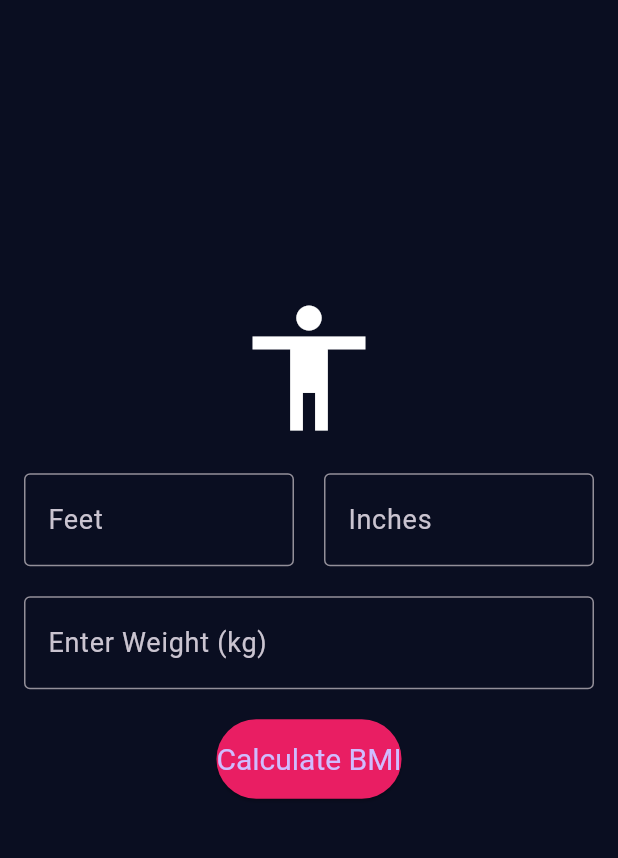
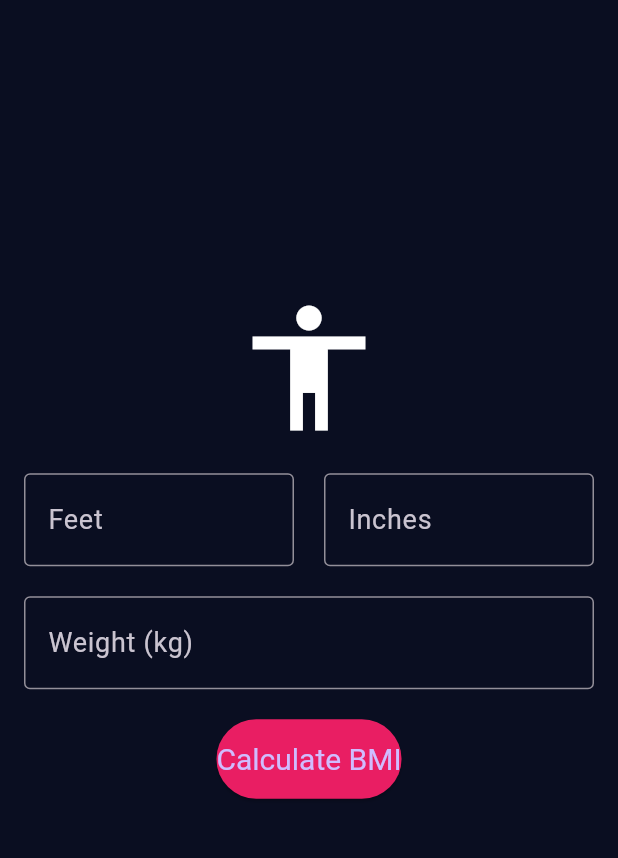
Before and after one commit to sakarpaudel/bmi_calculator, a Flutter app: the screen it shows after launch, on a phone screen of 412 x 824 dp, the part 84-942 px from its top. Run offline on Flutter 3.47's test engine with Material 3 defaults, Android fonts, the phone set to English and light mode, and no system bars.

Commit message:
Code: Optimization

```diff
--- a/lib/main.dart
+++ b/lib/main.dart
@@ -32,9 +32,8 @@
 
   void calculateBMI() {
     try {
-      if (heightFeetController.text.isEmpty ||
-          heightInchesController.text.isEmpty ||
-          weightKgController.text.isEmpty) {
+      if ([heightFeetController, heightInchesController, weightKgController]
+          .any((controller) => controller.text.isEmpty)) {
         throw Exception("Please enter all values for height and weight.");
       }
 
@@ -46,12 +45,12 @@
         throw Exception("Height and weight must be positive values.");
       }
 
-      double heightCm = convertFeetInchesToCm(heightFeet, heightInches);
+      double heightCm = (heightFeet * 30.48) + (heightInches * 2.54);
 
       double bmi = weightKg / (heightCm * heightCm / 10000);
       setState(() {
         bmiResult = bmi;
-        healthCategory = getHealthCategory(bmi);
+        healthCategory = _getHealthCategory(bmi);
         errorMessage = null;
       });
     } catch (e) {
@@ -63,16 +62,12 @@
     }
   }
 
-  double convertFeetInchesToCm(double feet, double inches) {
-    return (feet * 30.48) + (inches * 2.54);
-  }
-
-  String getHealthCategory(double bmi) {
+  String _getHealthCategory(double bmi) {
     if (bmi < 18.5) {
       return "Underweight";
-    } else if (bmi >= 18.5 && bmi < 25) {
+    } else if (bmi < 25) {
       return "Normal";
-    } else if (bmi >= 25 && bmi < 30) {
+    } else if (bmi < 30) {
       return "Overweight";
     } else {
       return "Obese";
@@ -100,48 +95,28 @@
               mainAxisAlignment: MainAxisAlignment.spaceAround,
               children: [
                 Expanded(
-                  child: TextField(
+                  child: _buildTextField(
                     controller: heightFeetController,
-                    keyboardType: TextInputType.number,
-                    style: TextStyle(fontSize: 20),
-                    decoration: InputDecoration(
-                      labelText: 'Feet',
-                      labelStyle: TextStyle(fontSize: 18),
-                      border: OutlineInputBorder(),
-                    ),
+                    label: 'Feet',
                   ),
                 ),
                 SizedBox(width: 20),
                 Expanded(
-                  child: TextField(
+                  child: _buildTextField(
                     controller: heightInchesController,
-                    keyboardType: TextInputType.number,
-                    style: TextStyle(fontSize: 20),
-                    decoration: InputDecoration(
-                      labelText: 'Inches',
-                      labelStyle: TextStyle(fontSize: 18),
-                      border: OutlineInputBorder(),
-                    ),
+                    label: 'Inches',
                   ),
                 ),
               ],
             ),
             SizedBox(height: 20),
-            TextField(
+            _buildTextField(
               controller: weightKgController,
-              keyboardType: TextInputType.number,
-              style: TextStyle(fontSize: 20),
-              decoration: InputDecoration(
-                labelText: 'Enter Weight (kg)',
-                labelStyle: TextStyle(fontSize: 18),
-                border: OutlineInputBorder(),
-              ),
+              label: 'Weight (kg)',
             ),
             SizedBox(height: 20),
             ElevatedButton(
-              onPressed: () {
-                calculateBMI();
-              },
+              onPressed: calculateBMI,
               style: ElevatedButton.styleFrom(
                 primary: Colors.pink,
                 padding: EdgeInsets.symmetric(vertical: 15),
@@ -160,15 +135,9 @@
             bmiResult != null && healthCategory != null
                 ? Column(
               children: [
-                Text(
-                  'BMI Result: ${bmiResult!.toStringAsFixed(2)}',
-                  style: TextStyle(fontSize: 18),
-                ),
+                _buildResultText('BMI Result: ${bmiResult!.toStringAsFixed(2)}'),
                 SizedBox(height: 10),
-                Text(
-                  'Health Category: $healthCategory',
-                  style: TextStyle(fontSize: 18),
-                ),
+                _buildResultText('Health Category: $healthCategory'),
               ],
             )
                 : Container(),
@@ -177,4 +146,27 @@
       ),
     );
   }
+
+  Widget _buildTextField({
+    required TextEditingController controller,
+    required String label,
+  }) {
+    return TextField(
+      controller: controller,
+      keyboardType: TextInputType.number,
+      style: TextStyle(fontSize: 20),
+      decoration: InputDecoration(
+        labelText: label,
+        labelStyle: TextStyle(fontSize: 18),
+        border: OutlineInputBorder(),
+      ),
+    );
+  }
+
+  Widget _buildResultText(String text) {
+    return Text(
+      text,
+      style: TextStyle(fontSize: 18),
+    );
+  }
 }
```
